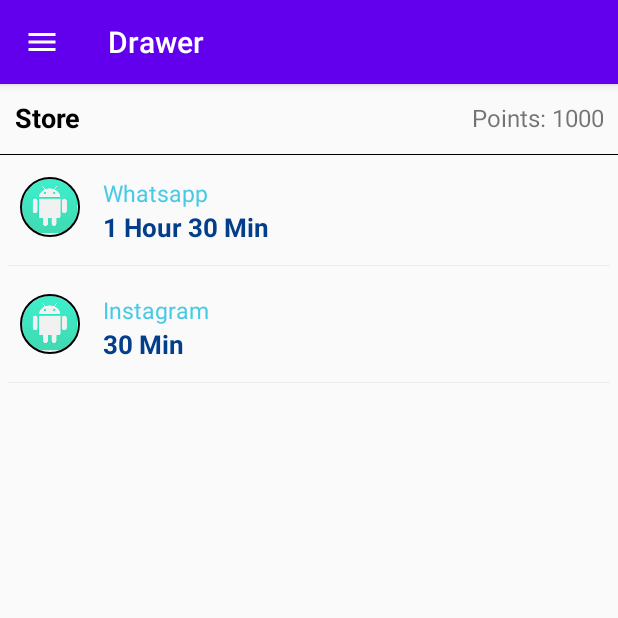
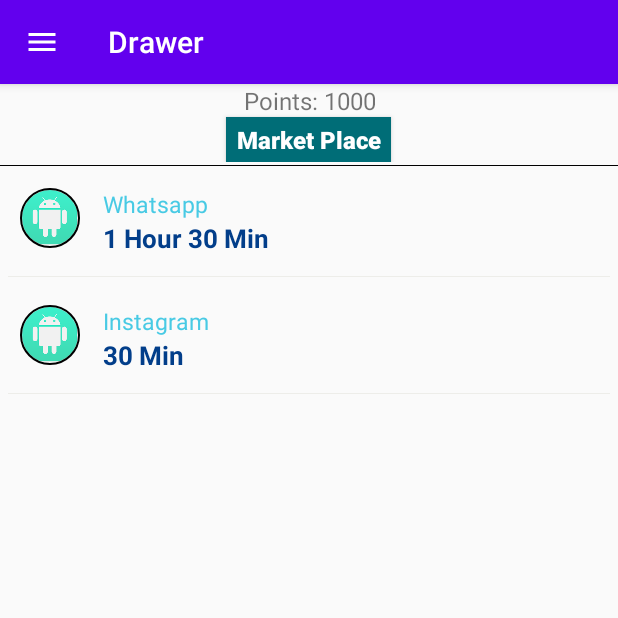
Before and after one commit to aditya6752/Nouzze, an Android app: the screen it shows after launch once a user with an empty profile is signed in (MainActivity), on a phone screen of 412 x 824 dp, the top half of it. Run offline under Robolectric (Android 15) with nearby library versions, the phone set to English and light mode, and no system bars; our stand-ins replace CircleImageView, Firebase (no records; nobody signed in at launch, a user with empty details on screens opened directly).

Commit message:
Email Verification Done

```diff
--- a/app/src/main/java/com/screentimex/nouzze/Activities/MainActivity.kt
+++ b/app/src/main/java/com/screentimex/nouzze/Activities/MainActivity.kt
@@ -4,14 +4,14 @@
 import android.content.Intent
 import android.os.Bundle
 import android.util.Log
-import android.view.Menu
-import android.view.MenuItem
+import android.view.View
 import android.widget.Toast
 import androidx.appcompat.app.AppCompatActivity
 import androidx.core.view.GravityCompat
 import androidx.recyclerview.widget.LinearLayoutManager
 import com.bumptech.glide.Glide
 import com.google.firebase.auth.FirebaseAuth
+import com.google.firebase.auth.FirebaseUser
 import com.screentimex.nouzze.Adapters.UsageScreenRecyclerViewAdapter
 import com.screentimex.nouzze.Firebase.FireStoreClass
 import com.screentimex.nouzze.Firebase.SignInActivity
@@ -22,6 +22,7 @@
 
 class MainActivity : AppCompatActivity() {
     private lateinit var binding: ActivityDrawerBinding
+    private lateinit var mUser: FirebaseUser
     companion object {
         const val MY_PROFILE_REQ_CODE = 101
     }
@@ -34,25 +35,11 @@
 
         FireStoreClass().loadUserData(this@MainActivity)
 
-        binding.navDraawerHeaderInclude.logOutButton.setOnClickListener {
-            signOut()
-        }
-
-        binding.navDraawerHeaderInclude.userImageNavHeader.setOnClickListener {
-            val intent = Intent(this@MainActivity, ProfileActivity::class.java)
-            startActivityForResult(intent, MY_PROFILE_REQ_CODE)
-        }
-        val testingAdapter = arrayListOf<ScreenUsageData>(
-            ScreenUsageData(R.drawable.appicon.toString(), "Whatsapp", "1 Hour 30 Min"),
-            ScreenUsageData(R.drawable.appicon.toString(), "Instagram", "30 Min")
-        )
-        binding.includeAppBarLayout.MainScreenUsageActivity.mainScreenRecyclerView.layoutManager =
-            LinearLayoutManager(this@MainActivity)
-        val mAdapter = UsageScreenRecyclerViewAdapter(this, testingAdapter)
-        binding.includeAppBarLayout.MainScreenUsageActivity.mainScreenRecyclerView.adapter = mAdapter
+        // email verification
+        mUser = FirebaseAuth.getInstance().currentUser!!
+        checkEmailVerifiedOrNot()
 
 
-        // Recommend Friend, Settings, Help Button
         binding.apply {
             shareButton.setOnClickListener {
                 showToast("Share Button Working")
@@ -63,14 +50,33 @@
             helpButton.setOnClickListener {
                 showToast("Help Button Working")
             }
+            navDraawerHeaderInclude.logOutButton.setOnClickListener {
+                signOut()
+            }
+            navDraawerHeaderInclude.userImageNavHeader.setOnClickListener {
+                val intent = Intent(this@MainActivity, ProfileActivity::class.java)
+                startActivityForResult(intent, MY_PROFILE_REQ_CODE)
+            }
+            includeAppBarLayout.MainScreenUsageActivity.marketPlaceButton.setOnClickListener {
+                val intent = Intent(this@MainActivity, StoreActivity::class.java)
+                startActivity(intent)
+            }
+            includeAppBarLayout.MainScreenUsageActivity.verifyEmailButton.setOnClickListener {
+                FireStoreClass().sendEmailVerificationLink(this@MainActivity, mUser)
+            }
         }
 
-        // goto market place
+    }
 
-        binding.includeAppBarLayout.MainScreenUsageActivity.marketPlaceButton.setOnClickListener {
-            val intent = Intent(this,StoreActivity::class.java)
-            startActivity(intent)
-        }
+    private fun setUpRecyclerView() {
+        val testingAdapter = arrayListOf<ScreenUsageData>(
+            ScreenUsageData(R.drawable.appicon.toString(), "Whatsapp", "1 Hour 30 Min"),
+            ScreenUsageData(R.drawable.appicon.toString(), "Instagram", "30 Min")
+        )
+        binding.includeAppBarLayout.MainScreenUsageActivity.mainScreenRecyclerView.layoutManager =
+            LinearLayoutManager(this@MainActivity)
+        val mAdapter = UsageScreenRecyclerViewAdapter(this, testingAdapter)
+        binding.includeAppBarLayout.MainScreenUsageActivity.mainScreenRecyclerView.adapter = mAdapter
     }
 
     private fun setUpActionBar(){
@@ -116,12 +122,57 @@
         Toast.makeText(this@MainActivity, message, Toast.LENGTH_LONG).show()
     }
 
-    fun signOut(){
+    private fun signOut(){
         FirebaseAuth.getInstance().signOut()
         startActivity(Intent(this, SignInActivity::class.java))
         finish()
     }
 
+    private fun checkEmailVerifiedOrNot() {
+        mUser.reload().addOnCompleteListener { task ->
+            if (task.isSuccessful) {
+                mUser = FirebaseAuth.getInstance().currentUser!! // Refresh the user object
+
+                if (mUser.isEmailVerified) {
+                    // User's email is verified
+                    binding.apply {
+                        includeAppBarLayout.MainScreenUsageActivity.mainScreenRecyclerView.visibility = View.VISIBLE
+                        includeAppBarLayout.MainScreenUsageActivity.verifyEmailButton.visibility = View.INVISIBLE
+                        includeAppBarLayout.MainScreenUsageActivity.marketPlaceButton.isEnabled = true
+                        setUpRecyclerView()
+                    }
+                } else {
+                    // User's email is not verified
+                    binding.apply {
+                        includeAppBarLayout.MainScreenUsageActivity.mainScreenRecyclerView.visibility = View.INVISIBLE
+                        includeAppBarLayout.MainScreenUsageActivity.verifyEmailButton.visibility = View.VISIBLE
+                        includeAppBarLayout.MainScreenUsageActivity.marketPlaceButton.isEnabled = false
+                    }
+                }
+            } else {
+                // Error occurred while reloading user data
+                // Handle the error, check task.exception for details
+                val errorMessage = task.exception?.message ?: "Unknown error"
+                Log.e("EmailVerification", "Error: $errorMessage")
+            }
+        }
+    }
+
+
+    fun emailVerificationLinkSendSuccessfully() {
+        Toast.makeText(this@MainActivity, "Verification Link Successfully!!", Toast.LENGTH_LONG).show()
+        checkEmailVerifiedOrNot()
+    }
+
+    fun emailVerificationLinkSendFailed() {
+        Toast.makeText(this@MainActivity, "Network Issue!!", Toast.LENGTH_LONG).show()
+        checkEmailVerifiedOrNot()
+    }
+
+    override fun onResume() {
+        checkEmailVerifiedOrNot()
+        super.onResume()
+    }
     /*override fun onCreateOptionsMenu(menu: Menu?): Boolean {
         menuInflater.inflate(R.menu.menu_shop_screen_toolbar, menu)
         return true
--- a/app/src/main/java/com/screentimex/nouzze/models/ProfileDetails.kt
+++ b/app/src/main/java/com/screentimex/nouzze/models/ProfileDetails.kt
@@ -10,7 +10,8 @@
     var age: Int = 0,
     var profession: String = "",
     var image: String = "",
-    var phoneNumber: Long = 0
+    var phoneNumber: Long = 0,
+    var points: Long = 0
 ): Parcelable {
     constructor(parcel: Parcel) : this(
         parcel.readString()!!,
@@ -19,6 +20,7 @@
         parcel.readInt(),
         parcel.readString()!!,
         parcel.readString()!!,
+        parcel.readLong(),
         parcel.readLong()
     )
 
@@ -30,6 +32,7 @@
         parcel.writeString(profession)
         parcel.writeString(image)
         parcel.writeLong(phoneNumber)
+        parcel.writeLong(points)
     }
 
     override fun describeContents(): Int {
--- a/app/src/main/res/layout/content_drawer.xml
+++ b/app/src/main/res/layout/content_drawer.xml
@@ -7,6 +7,22 @@
     app:layout_behavior="@string/appbar_scrolling_view_behavior"
     >
 
+    <Button
+        android:id="@+id/verifyEmailButton"
+        android:layout_width="match_parent"
+        android:layout_height="wrap_content"
+        android:text="@string/verify_your_email"
+        app:layout_constraintStart_toStartOf="parent"
+        app:layout_constraintEnd_toEndOf="parent"
+        app:layout_constraintTop_toTopOf="parent"
+        app:layout_constraintBottom_toBottomOf="parent"
+        android:visibility="gone"
+        tools:visibility="visible"
+        android:textSize="16sp"
+        android:layout_marginStart="5dp"
+        android:layout_marginEnd="5dp"
+        android:textStyle="bold"/>
+
     <LinearLayout
         android:id="@+id/marketPlaceAndPointsLayout"
         android:layout_width="match_parent"
@@ -14,29 +30,27 @@
         app:layout_constraintTop_toTopOf="parent"
         app:layout_constraintStart_toStartOf="parent"
         app:layout_constraintEnd_toEndOf="parent"
-        android:orientation="horizontal"
-        android:gravity="start|center_vertical"
-        android:padding="10dp"
+        android:orientation="vertical"
+        android:gravity="center"
         >
         <TextView
-            android:id="@+id/marketPlaceButton"
-            android:layout_width="0dp"
+            android:id="@+id/userPoints"
+            android:layout_width="wrap_content"
             android:layout_height="wrap_content"
-            android:layout_weight="1"
-            android:text="Store"
-            android:textSize="18sp"
-            android:textStyle="bold"
-            android:textColor="@color/black"
-            app:layout_constraintStart_toStartOf="parent"
-            />
-        <TextView
-            android:id="@+id/userPoints"
-            android:layout_width="0dp"
-            android:layout_height="wrap_content"
-            android:layout_weight="1"
             android:text="Points: 1000"
             android:textSize="16sp"
             android:gravity="end"/>
+        <Button
+            android:id="@+id/marketPlaceButton"
+            android:layout_width="110dp"
+            android:layout_height="30dp"
+            android:text="Market Place"
+            android:textSize="16sp"
+            android:textStyle="bold"
+            android:textAllCaps="false"
+            android:background="#006d77"
+            android:textColor="@color/white"
+            />
     </LinearLayout>
 
     <View
--- a/app/src/main/res/values/strings.xml
+++ b/app/src/main/res/values/strings.xml
@@ -25,4 +25,5 @@
     <string name="recommendFriend">Recommend to friends</string>
     <string name="settings">Settings</string>
     <string name="add_a_new_address">No Address Saved</string>
+    <string name="verify_your_email">Verify Your Email</string>
 </resources>
--- a/app/src/main/res/values/themes.xml
+++ b/app/src/main/res/values/themes.xml
@@ -10,7 +10,7 @@
         <item name="colorSecondaryVariant">@color/teal_700</item>
         <item name="colorOnSecondary">@color/black</item>
         <!-- Status bar color. -->
-        <item name="android:statusBarColor">?attr/colorPrimary</item>
+        <item name="android:statusBarColor">#006d77</item>
         <!-- Customize your theme here. -->
 
     </style>
```
Also changed, not shown: app/src/main/java/com/screentimex/nouzze/Firebase/FireStoreClass.kt (+16 -0 lines).
